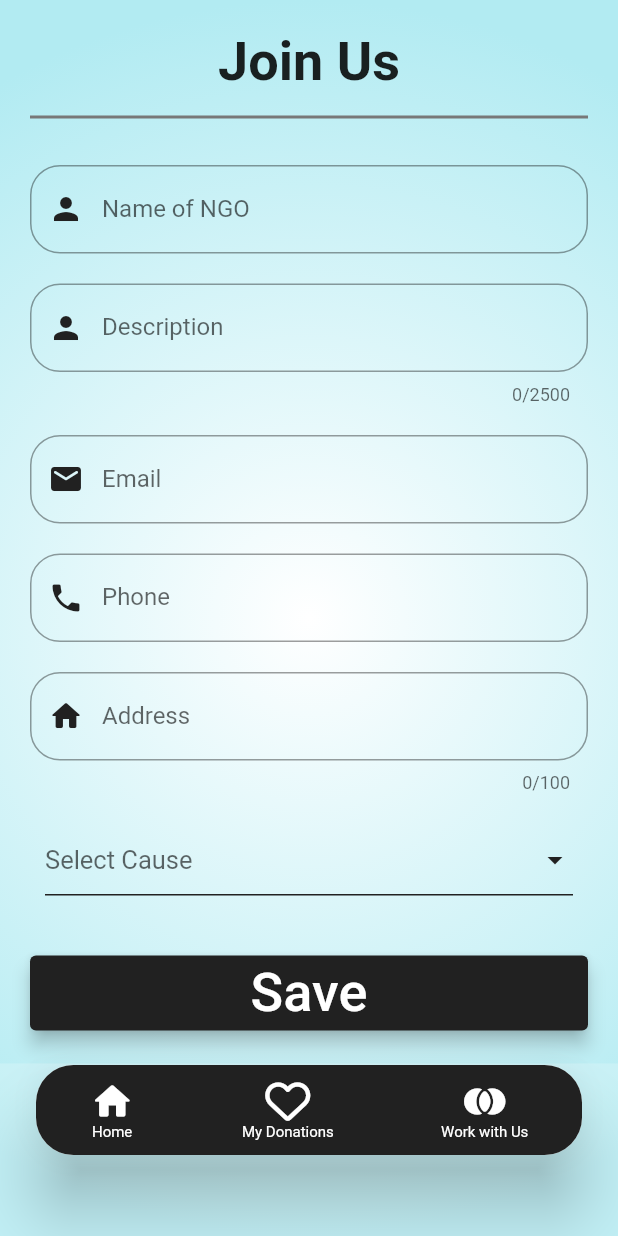
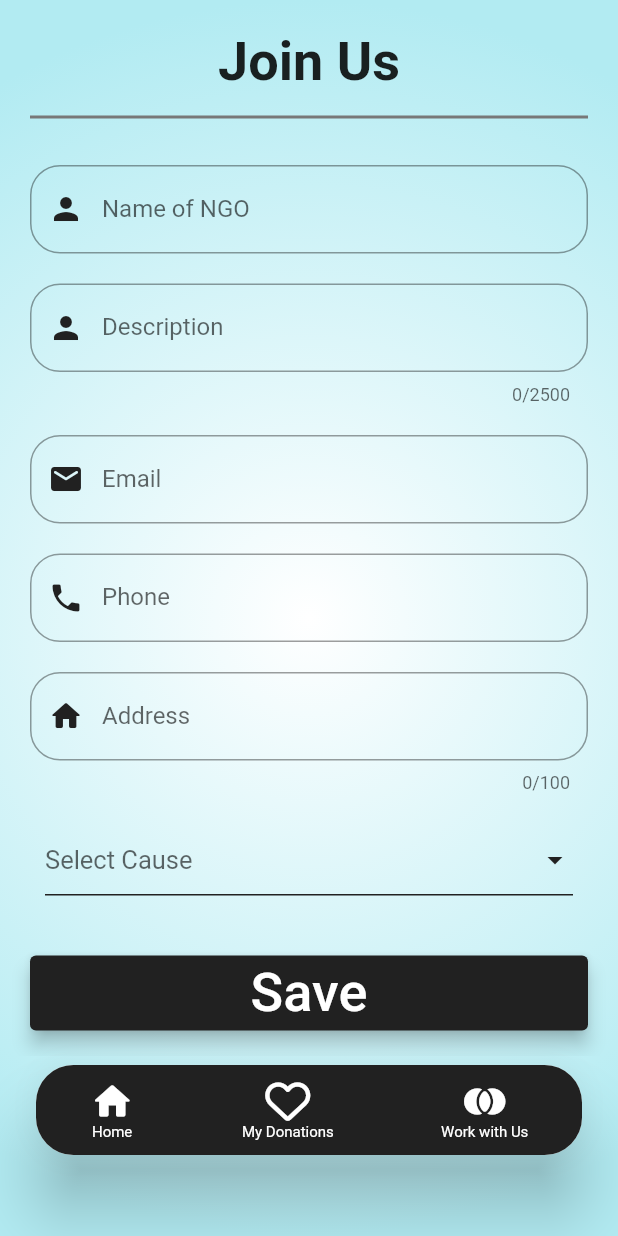
Before and after one commit to DA-NIN-JA/food_app, a Flutter app: the JoinUsPage screen opened by its route, on a phone screen of 412 x 824 dp. Run offline on Flutter 3.47's test engine with Material 2 defaults, Android fonts, the phone set to English and light mode, and no system bars; our stand-ins replace cloud_firestore, firebase_auth, firebase_core, font_awesome_flutter, rflutter_alert; accounts and stored records are empty.

Commit message:
tab bar scroll fixed

```diff
--- a/lib/screens/donation_history_page.dart
+++ b/lib/screens/donation_history_page.dart
@@ -106,7 +106,7 @@ class _DonationHistoryScreenState extends State<DonationHistoryScreen> {
                                   top: 110), // It is the padding for stack.
                               child: ListView.builder(
                                 padding: EdgeInsets.only(
-                                    bottom: 10), // It is the padding in scroll.
+                                    bottom: 120), // It is the padding in scroll.
                                 physics: AlwaysScrollableScrollPhysics(
                                     parent: BouncingScrollPhysics()),
                                 itemBuilder: (context, index) {
@@ -142,7 +142,7 @@ class _DonationHistoryScreenState extends State<DonationHistoryScreen> {
                     ),
                     Positioned(
                       child: Container(
-                        height: 115,
+                        height: 114,
                         color: kwhite.withOpacity(0.2),
                       ),
                       bottom: 0,
--- a/lib/screens/join_us_page.dart
+++ b/lib/screens/join_us_page.dart
@@ -184,7 +184,7 @@ class _JoinUsPageState extends State<JoinUsPage> {
                       radius: 0.9999)),
               height: double.infinity,
               width: double.infinity,
-              padding: EdgeInsets.only(top: 80, bottom: 115),
+              padding: EdgeInsets.only(top: 80, bottom: 120),
               child: SingleChildScrollView(
                 physics: AlwaysScrollableScrollPhysics(
                     parent: BouncingScrollPhysics()),
@@ -368,15 +368,15 @@ class _JoinUsPageState extends State<JoinUsPage> {
               left: 20,
               right: 20,
             ),
-            Positioned(
-              child: Container(
-                height: 115,
-                color: kwhite.withOpacity(0.2),
-              ),
-              bottom: 0,
-              left: 0,
-              right: 0,
-            ),
+            // Positioned(
+            //   child: Container(
+            //     height: 115,
+            //     color: kwhite.withOpacity(0.2),
+            //   ),
+            //   bottom: 0,
+            //   left: 0,
+            //   right: 0,
+            // ),
             Positioned(
               child: Center(child: FloatingTabBar()),
               bottom: 50,
```
